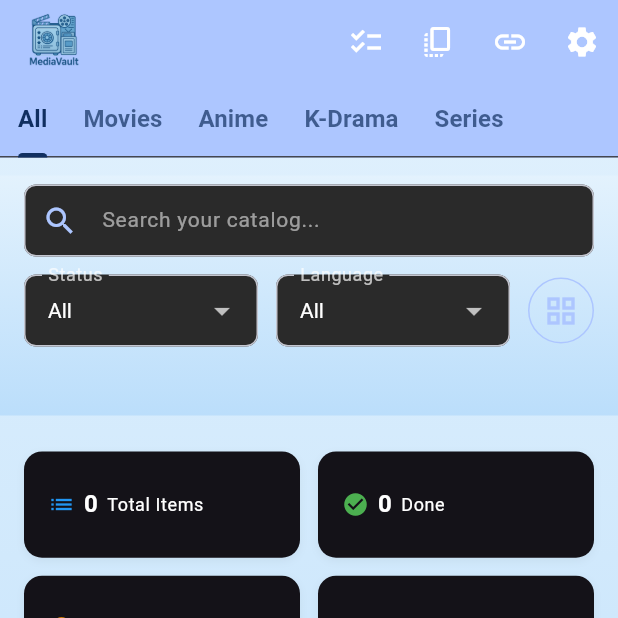
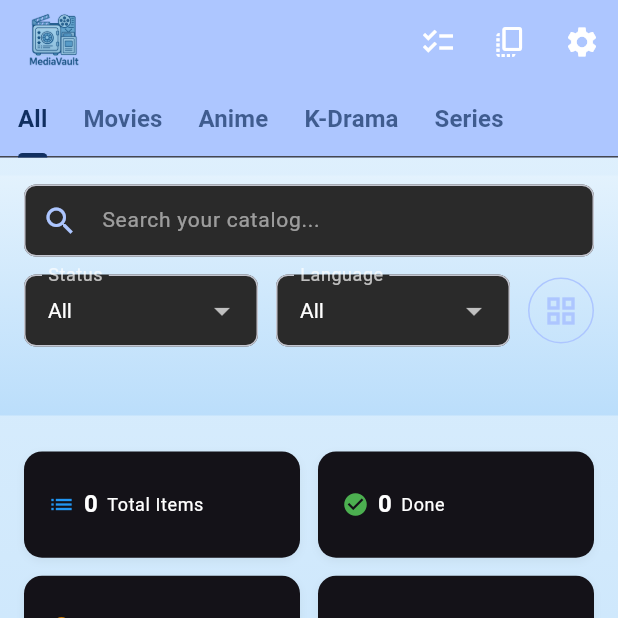
Before and after one commit to janipalliravi/mediavault, a Flutter app: the screen it shows after launch, on a phone screen of 412 x 824 dp, the top half of it. Run offline on Flutter 3.47's test engine with Material 3 defaults, Android fonts, the phone set to English and light mode, and no system bars; our stand-ins replace cached_network_image, file_picker, flutter_rating_bar, flutter_secure_storage, image_picker, marquee and 6 more; missing offline and left inert: crop_your_image, encrypt, file_saver; accounts and stored records are empty.

Commit message:
Remove link option from home page app bar

```diff
--- a/lib/screens/home_screen.dart
+++ b/lib/screens/home_screen.dart
@@ -382,11 +382,7 @@ class _HomeScreenState extends State<HomeScreen>
                    icon: const Icon(Icons.copy_all),
                    onPressed: () => Navigator.of(context).pushNamed('/duplicates'),
                  ),
-                 IconButton(
-                   tooltip: 'Related items',
-                   icon: const Icon(Icons.link),
-                   onPressed: () => Navigator.of(context).pushNamed('/related'),
-                 ),
+
                 IconButton(
                   icon: const Icon(Icons.settings),
                   onPressed: () => Navigator.of(context).pushNamed('/settings'),
```
